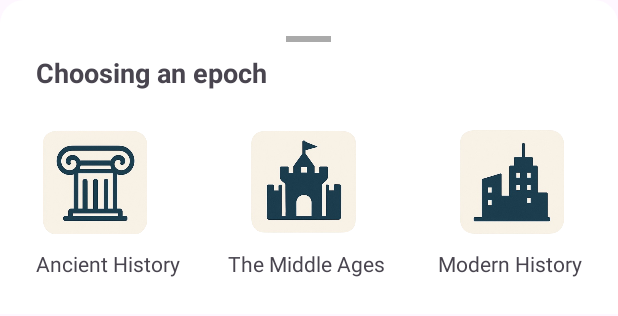
After one commit to ultrabibijon/HistoryMapApp_Project, an Android app: the layout bottom_sheet_epoch.xml on its own in the app's theme, with its tools: preview values and no code run, on a phone screen of 412 x 824 dp. The commit adds this screen. Shown: the top 316 px of the screen. Run offline under Robolectric (Android 15) with nearby library versions, the light colour scheme and no system bars.

Commit message:
epoch layers added and map upgrade

```diff
--- a/app/src/main/java/com/example/historymapapp/PlaceBottomSheet.kt
+++ b/app/src/main/java/com/example/historymapapp/PlaceBottomSheet.kt
@@ -2,7 +2,6 @@ package com.example.historymapapp
 
 import android.app.Dialog
 import android.content.Intent
-import android.net.Uri
 import android.os.Bundle
 import android.view.LayoutInflater
 import android.view.View
@@ -71,7 +70,7 @@ class PlaceBottomSheet(
                 dialog.findViewById<View>(com.google.android.material.R.id.design_bottom_sheet)
 
             bottomSheet?.let {
-                it.background = ContextCompat.getDrawable(requireContext(), R.drawable.rounded_corner_bg)
+                it.background = ContextCompat.getDrawable(requireContext(), R.drawable.rounded_bottom_sheet_corner_bg)
                 it.layoutParams.height = ViewGroup.LayoutParams.MATCH_PARENT
                 it.requestLayout()
 
--- /dev/null
+++ b/app/src/main/res/drawable/rounded_epoch_button_bg.xml
@@ -0,0 +1,5 @@
+<?xml version="1.0" encoding="utf-8"?>
+<shape xmlns:android="http://schemas.android.com/apk/res/android">
+    <solid android:color="#FFFFFF"/>
+    <corners android:radius="12dp"/>
+</shape>
--- /dev/null
+++ b/app/src/main/res/drawable/rounded_map_button_bg.xml
@@ -0,0 +1,5 @@
+<?xml version="1.0" encoding="utf-8"?>
+<shape xmlns:android="http://schemas.android.com/apk/res/android">
+    <solid android:color="#FFFFFF"/>
+    <corners android:radius="12dp"/>
+</shape>
--- a/app/src/main/res/drawable/toolbar_bg.xml
+++ b/app/src/main/res/drawable/toolbar_bg.xml
@@ -1,6 +1,6 @@
 <?xml version="1.0" encoding="utf-8"?>
 <shape xmlns:android="http://schemas.android.com/apk/res/android">
-    <solid android:color="#F0F0F0" />
+    <solid android:color="#FFFFFF" />
     <corners
         android:topLeftRadius="16dp"
         android:topRightRadius="16dp"
--- a/app/src/main/res/layout/bottom_sheet.xml
+++ b/app/src/main/res/layout/bottom_sheet.xml
@@ -1,11 +1,10 @@
 <?xml version="1.0" encoding="utf-8"?>
-<androidx.coordinatorlayout.widget.CoordinatorLayout
-    xmlns:android="http://schemas.android.com/apk/res/android"
+<androidx.coordinatorlayout.widget.CoordinatorLayout xmlns:android="http://schemas.android.com/apk/res/android"
     xmlns:app="http://schemas.android.com/apk/res-auto"
     xmlns:tools="http://schemas.android.com/tools"
     android:layout_width="match_parent"
     android:layout_height="wrap_content"
-    android:background="@drawable/rounded_corner_bg"
+    android:background="@drawable/rounded_bottom_sheet_corner_bg"
     android:padding="16dp"
     tools:context=".PlaceBottomSheet">
 
--- /dev/null
+++ b/app/src/main/res/layout/bottom_sheet_epoch.xml
@@ -0,0 +1,110 @@
+<?xml version="1.0" encoding="utf-8"?>
+<androidx.coordinatorlayout.widget.CoordinatorLayout xmlns:android="http://schemas.android.com/apk/res/android"
+    xmlns:app="http://schemas.android.com/apk/res-auto"
+    xmlns:tools="http://schemas.android.com/tools"
+    android:layout_width="match_parent"
+    android:layout_height="wrap_content"
+    android:background="@drawable/rounded_bottom_sheet_corner_bg"
+    android:padding="16dp"
+    tools:context=".EpochBottomSheet">
+
+    <View
+        android:id="@+id/drag_handle"
+        android:layout_width="30dp"
+        android:layout_height="4dp"
+        android:background="@android:color/darker_gray"
+        android:layout_gravity="center_horizontal"
+        android:layout_marginTop="8dp" />
+
+    <androidx.constraintlayout.widget.ConstraintLayout
+        android:id="@+id/constraintLayout"
+        android:layout_width="match_parent"
+        android:layout_height="wrap_content"
+        android:orientation="vertical"
+        android:padding="8dp">
+
+        <TextView
+            android:id="@+id/epoch_title"
+            android:layout_width="0dp"
+            android:layout_height="wrap_content"
+            android:layout_marginTop="12dp"
+            android:gravity="center"
+            android:text="Choosing an epoch"
+            android:textSize="18sp"
+            android:textStyle="bold"
+            app:layout_constraintStart_toStartOf="parent"
+            app:layout_constraintTop_toTopOf="parent" />
+
+        <ImageButton
+            android:id="@+id/btn_ancient"
+            android:layout_width="78dp"
+            android:layout_height="73dp"
+            android:layout_marginTop="24dp"
+            android:background="@drawable/rounded_epoch_button_bg"
+            android:contentDescription="ancient_desc"
+            android:scaleType="fitCenter"
+            android:padding="1.9dp"
+            android:src="@drawable/ic_ancient_epoch"
+            app:layout_constraintStart_toStartOf="parent"
+            app:layout_constraintTop_toBottomOf="@+id/epoch_title" />
+
+        <ImageButton
+            android:id="@+id/btn_modern"
+            android:layout_width="78dp"
+            android:layout_height="73dp"
+            android:layout_marginTop="24dp"
+            android:layout_marginEnd="8dp"
+            android:background="@drawable/rounded_epoch_button_bg"
+            android:contentDescription="modern_desc"
+            android:scaleType="fitCenter"
+            android:padding="2.3dp"
+            android:src="@drawable/ic_modern_epoch"
+            app:layout_constraintEnd_toEndOf="parent"
+            app:layout_constraintTop_toBottomOf="@+id/epoch_title" />
+
+        <ImageButton
+            android:id="@+id/btn_middle"
+            android:layout_width="78dp"
+            android:layout_height="73dp"
+            android:layout_marginTop="24dp"
+            android:background="@drawable/rounded_epoch_button_bg"
+            android:contentDescription="middle_desc"
+            android:scaleType="fitCenter"
+            android:padding="1dp"
+            android:src="@drawable/ic_middle_epoch"
+            app:layout_constraintEnd_toStartOf="@+id/btn_modern"
+            app:layout_constraintStart_toEndOf="@+id/btn_ancient"
+            app:layout_constraintTop_toBottomOf="@+id/epoch_title" />
+
+        <TextView
+            android:id="@+id/ancient_text"
+            android:layout_width="wrap_content"
+            android:layout_height="wrap_content"
+            android:layout_marginTop="8dp"
+            android:text="Ancient History"
+            app:layout_constraintStart_toStartOf="parent"
+            app:layout_constraintTop_toBottomOf="@+id/btn_ancient" />
+
+        <TextView
+            android:id="@+id/middle_text"
+            android:layout_width="wrap_content"
+            android:layout_height="wrap_content"
+            android:layout_marginTop="8dp"
+            android:layout_marginEnd="4dp"
+            android:text="The Middle Ages"
+            app:layout_constraintEnd_toStartOf="@+id/modern_text"
+            app:layout_constraintStart_toEndOf="@+id/ancient_text"
+            app:layout_constraintTop_toBottomOf="@+id/btn_middle" />
+
+        <TextView
+            android:id="@+id/modern_text"
+            android:layout_width="wrap_content"
+            android:layout_height="wrap_content"
+            android:layout_marginTop="8dp"
+            android:text="Modern History"
+            app:layout_constraintEnd_toEndOf="parent"
+            app:layout_constraintTop_toBottomOf="@+id/btn_modern" />
+
+    </androidx.constraintlayout.widget.ConstraintLayout>
+
+</androidx.coordinatorlayout.widget.CoordinatorLayout>
--- a/app/src/main/res/values/colors.xml
+++ b/app/src/main/res/values/colors.xml
@@ -2,4 +2,5 @@
 <resources>
     <color name="black">#FF000000</color>
     <color name="white">#FFFFFFFF</color>
+    <color name="blue">#2196F3</color>
 </resources>
```
Also changed, not shown: app/src/main/java/com/example/historymapapp/EpochBottomSheet.kt (added, +125 -0 lines), app/src/main/java/com/example/historymapapp/MainActivity.kt (+36 -4 lines), app/src/main/res/drawable/epoch_button_selected.xml (added, +8 -0 lines), app/src/main/res/drawable/epoch_button_unselected.xml (added, +8 -0 lines), app/src/main/res/drawable/ic_layers.xml (added, +9 -0 lines), app/src/main/res/layout/activity_main.xml (+14 -2 lines), app/src/main/res/drawable/ic_ancient_epoch.png (added), app/src/main/res/drawable/ic_middle_epoch.png (added), app/src/main/res/drawable/ic_modern_epoch.png (added), app/src/main/res/drawable/rounded_bottom_sheet_corner_bg.xml (renamed from app/src/main/res/drawable/rounded_corner_bg.xml).
